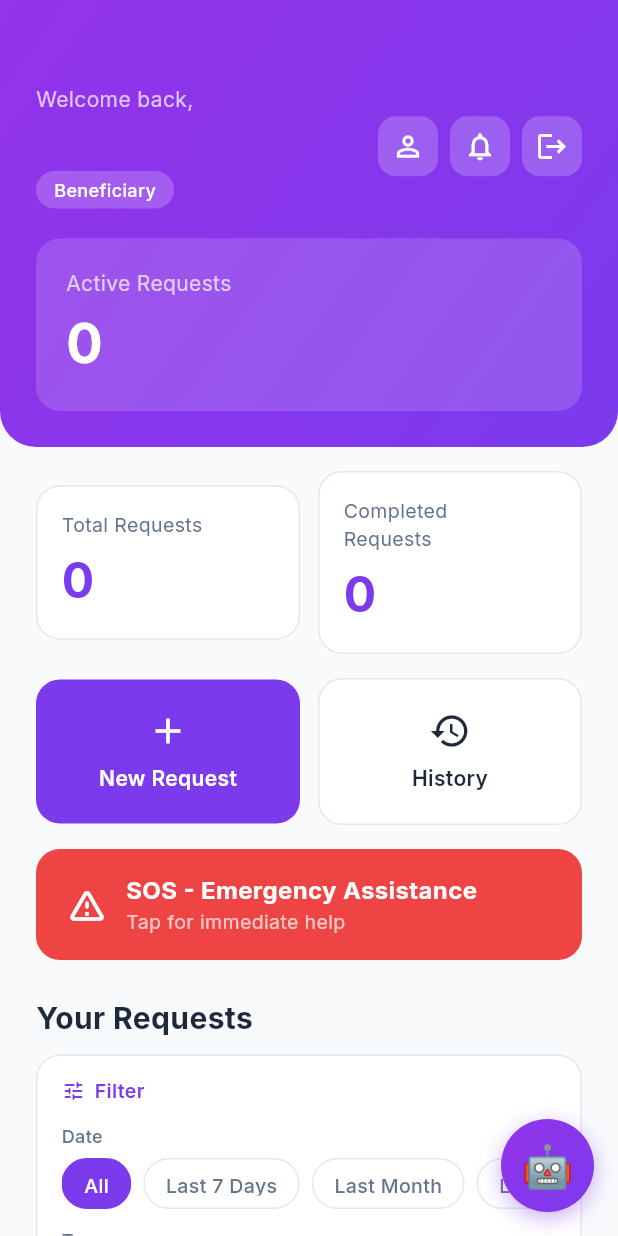
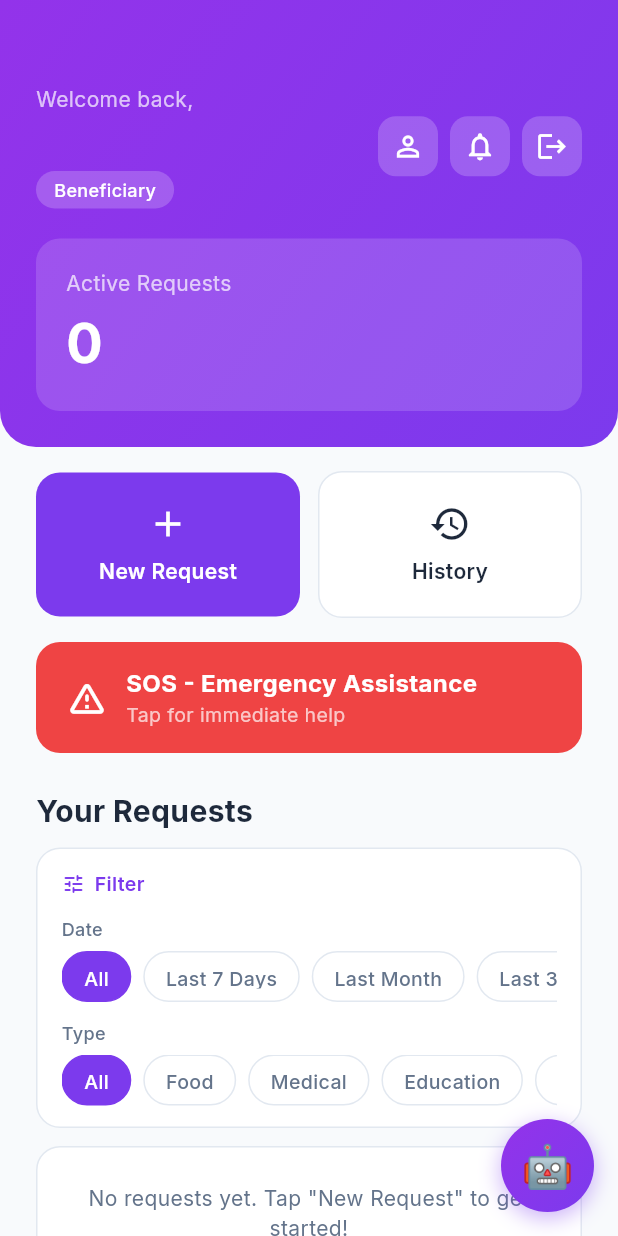
Before and after one commit to Simoyyy/HelpLink, a Flutter app: the BeneficiaryDashboard screen opened by its route, on a phone screen of 412 x 824 dp. Run offline on Flutter 3.47's test engine with Material 3 defaults, Android fonts, the phone set to English and light mode, and no system bars; our stand-ins replace cloud_firestore, firebase_auth, firebase_core, firebase_storage, geocoding, geolocator and 4 more; missing offline and left inert: record; accounts and stored records are empty.

Commit message:
feat: remove total and completed request stat cards from beneficiary dashboard
https://claude.ai/code/session_015qjhGLc3pjRv2mTAHsV4wX

```diff
--- a/lib/screens/beneficiary/beneficiary_dashboard.dart
+++ b/lib/screens/beneficiary/beneficiary_dashboard.dart
@@ -101,16 +101,11 @@ class _BeneficiaryDashboardState extends State<BeneficiaryDashboard> {
         builder: (context, snapshot) {
           final requests = snapshot.data ?? [];
 
-          // Derive stats from the stream data (single source of truth)
-          final int total = requests.length;
           final int active = requests
               .where((r) =>
                   r.status == RequestStatus.pending ||
                   r.status == RequestStatus.matched ||
                   r.status == RequestStatus.active)
-              .length;
-          final int completed = requests
-              .where((r) => r.status == RequestStatus.completed)
               .length;
           final bool hasNewMatch =
               requests.any((r) => r.status == RequestStatus.matched);
@@ -265,23 +260,6 @@ class _BeneficiaryDashboardState extends State<BeneficiaryDashboard> {
                         ),
                       ),
                       ),
-                    ],
-                  ),
-                ),
-
-                const SizedBox(height: 16),
-
-                // ─── Label 3 & 4: Stats cards ───
-                Padding(
-                  padding: const EdgeInsets.symmetric(horizontal: 24),
-                  child: Row(
-                    children: [
-                      Expanded(
-                          child: _buildStatCard('Total Requests', '$total')),
-                      const SizedBox(width: 12),
-                      Expanded(
-                          child: _buildStatCard(
-                              'Completed\nRequests', '$completed')),
                     ],
                   ),
                 ),
@@ -706,31 +684,6 @@ class _BeneficiaryDashboardState extends State<BeneficiaryDashboard> {
     );
   }
 
-  Widget _buildStatCard(String label, String value) {
-    return Container(
-      padding: const EdgeInsets.all(16),
-      decoration: BoxDecoration(
-        color: Colors.white,
-        borderRadius: BorderRadius.circular(16),
-        border: Border.all(color: const Color(0xFFE2E8F0)),
-      ),
-      child: Column(
-        crossAxisAlignment: CrossAxisAlignment.start,
-        children: [
-          Text(label,
-              style:
-                  const TextStyle(fontSize: 13, color: AppTheme.textMuted)),
-          const SizedBox(height: 4),
-          Text(value,
-              style: const TextStyle(
-                  fontSize: 32,
-                  fontWeight: FontWeight.bold,
-                  color: AppTheme.primaryPurple)),
-        ],
-      ),
-    );
-  }
-
   Widget _buildRequestCard(
       HelpRequest request, String userId, String userName) {
     return Container(
```
